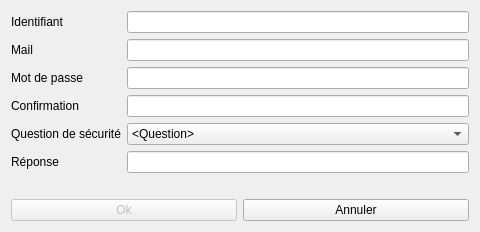
Before: the Qt Designer form UI/signin.ui in Qdesmettre/QCM_generator, drawn with Qt 5.
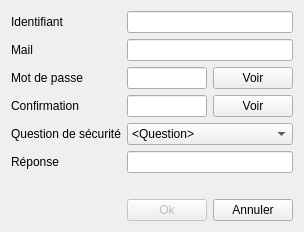
After: the same form once the commit is applied.

Commit message: Signin design changed + see password button added

```diff
--- a/UI/signin.ui
+++ b/UI/signin.ui
@@ -6,44 +6,13 @@
    <rect>
     <x>0</x>
     <y>0</y>
-    <width>480</width>
-    <height>223</height>
+    <width>282</width>
+    <height>229</height>
    </rect>
   </property>
   <property name="windowTitle">
    <string>Dialog</string>
   </property>
-  <layout class="QGridLayout" name="gridLayout_2">
-   <item row="0" column="0">
-    <layout class="QGridLayout" name="gridLayout">
-     <item row="2" column="0">
-      <layout class="QHBoxLayout" name="horizontalLayout">
-       <item>
-        <widget class="QPushButton" name="confirm">
-         <property name="enabled">
-          <bool>false</bool>
-         </property>
-         <property name="text">
-          <string>Ok</string>
-         </property>
-         <property name="checkable">
-          <bool>false</bool>
-         </property>
-         <property name="default">
-          <bool>false</bool>
-         </property>
-        </widget>
-       </item>
-       <item>
-        <widget class="QPushButton" name="cancel">
-         <property name="text">
-          <string>Annuler</string>
-         </property>
-        </widget>
-       </item>
-      </layout>
-     </item>
-     <item row="0" column="0">
       <layout class="QFormLayout" name="formLayout">
        <item row="0" column="0">
         <widget class="QLabel" name="idLab">
@@ -53,7 +22,11 @@
         </widget>
        </item>
        <item row="0" column="1">
-        <widget class="QLineEdit" name="idLine"/>
+    <widget class="QLineEdit" name="idLine">
+     <property name="clearButtonEnabled">
+      <bool>false</bool>
+     </property>
+    </widget>
        </item>
        <item row="1" column="0">
         <widget class="QLabel" name="mailLab">
@@ -73,12 +46,26 @@
         </widget>
        </item>
        <item row="2" column="1">
+    <layout class="QHBoxLayout" name="horizontalLayout">
+     <item>
         <widget class="QLineEdit" name="pwd1Line">
          <property name="echoMode">
           <enum>QLineEdit::Password</enum>
          </property>
         </widget>
        </item>
+     <item>
+      <widget class="QPushButton" name="seePwd1">
+       <property name="text">
+        <string>Voir</string>
+       </property>
+       <property name="autoDefault">
+        <bool>false</bool>
+       </property>
+      </widget>
+     </item>
+    </layout>
+   </item>
        <item row="3" column="0">
         <widget class="QLabel" name="pwd2Lab">
          <property name="text">
@@ -87,12 +74,26 @@
         </widget>
        </item>
        <item row="3" column="1">
+    <layout class="QHBoxLayout" name="horizontalLayout_2">
+     <item>
         <widget class="QLineEdit" name="pwd2Line">
          <property name="echoMode">
           <enum>QLineEdit::Password</enum>
          </property>
         </widget>
        </item>
+     <item>
+      <widget class="QPushButton" name="seePwd2">
+       <property name="text">
+        <string>Voir</string>
+       </property>
+       <property name="autoDefault">
+        <bool>false</bool>
+       </property>
+      </widget>
+     </item>
+    </layout>
+   </item>
        <item row="4" column="0">
         <widget class="QLabel" name="qSecuLab">
          <property name="text">
@@ -124,12 +125,38 @@
        <item row="5" column="1">
         <widget class="QLineEdit" name="ansQSecu"/>
        </item>
-      </layout>
-     </item>
-     <item row="1" column="0">
+   <item row="6" column="0" colspan="2">
       <widget class="QLabel" name="error">
        <property name="text">
         <string/>
+     </property>
+    </widget>
+   </item>
+   <item row="7" column="1">
+    <layout class="QHBoxLayout" name="horizontalLayout_3">
+     <item>
+      <widget class="QPushButton" name="confirm">
+       <property name="enabled">
+        <bool>false</bool>
+       </property>
+       <property name="text">
+        <string>Ok</string>
+       </property>
+       <property name="checkable">
+        <bool>false</bool>
+       </property>
+       <property name="default">
+        <bool>false</bool>
+       </property>
+      </widget>
+     </item>
+     <item>
+      <widget class="QPushButton" name="cancel">
+       <property name="text">
+        <string>Annuler</string>
+       </property>
+       <property name="autoDefault">
+        <bool>false</bool>
        </property>
       </widget>
      </item>
```
Lines whose indentation alone changed are shown as unchanged.
